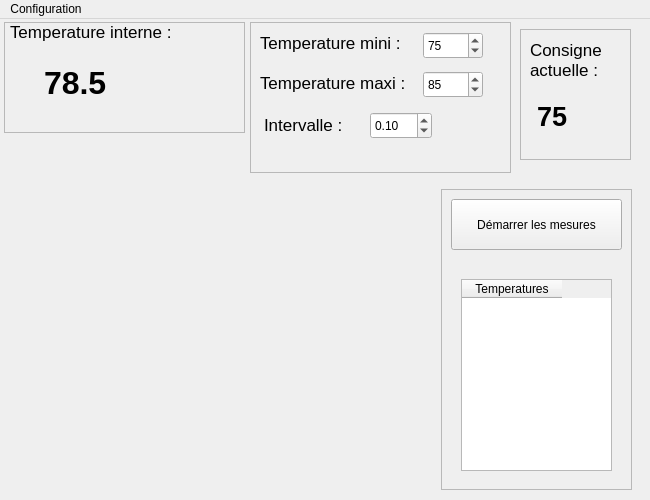
Above: src/mainwindow.ui from ludovicl/Examesure-Linux before the change. Below: the same form after it.
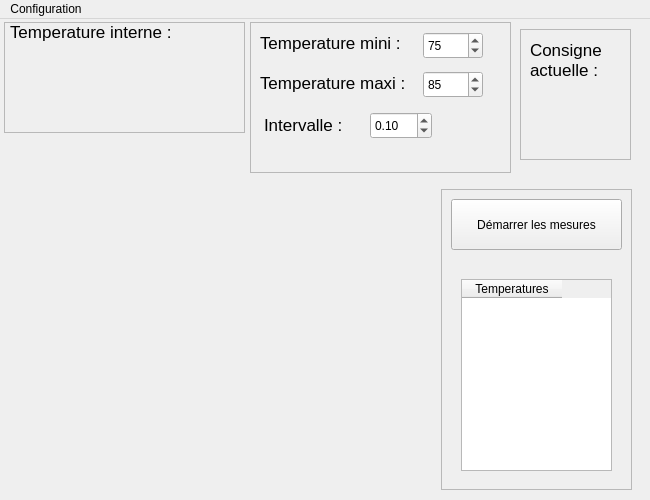
That is the form after the change.

Patch:
```diff
--- a/src/mainwindow.ui
+++ b/src/mainwindow.ui
@@ -253,7 +253,7 @@
       </font>
      </property>
      <property name="text">
-      <string>78.5</string>
+      <string/>
      </property>
     </widget>
    </widget>
@@ -323,7 +323,7 @@
       </font>
      </property>
      <property name="text">
-      <string>75</string>
+      <string/>
      </property>
     </widget>
     <widget class="QLabel" name="label_6">
```
